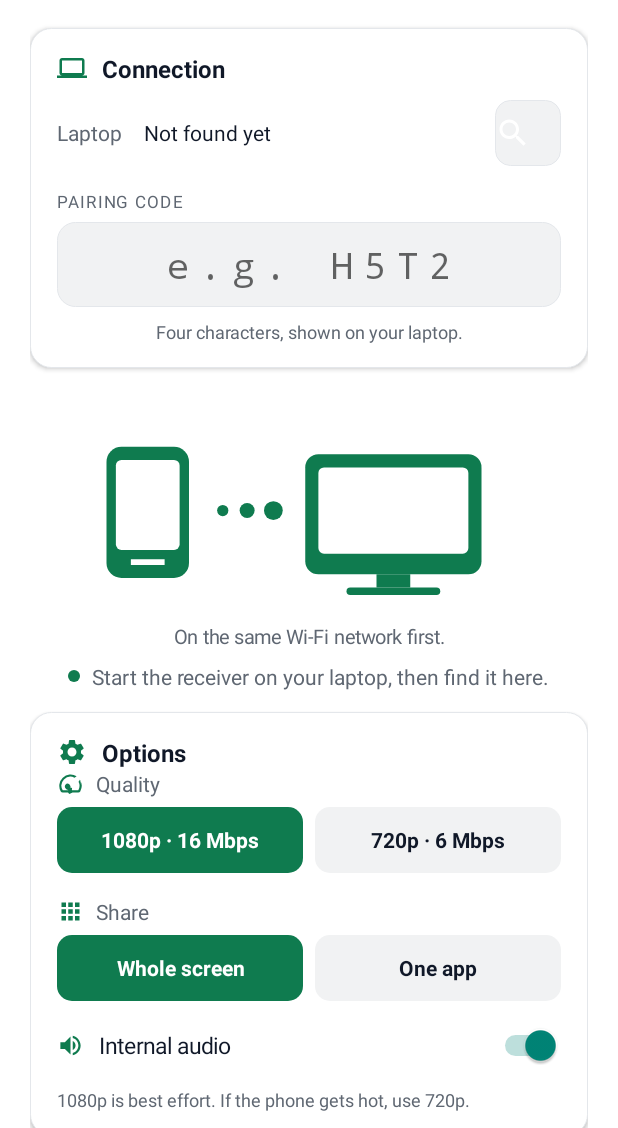
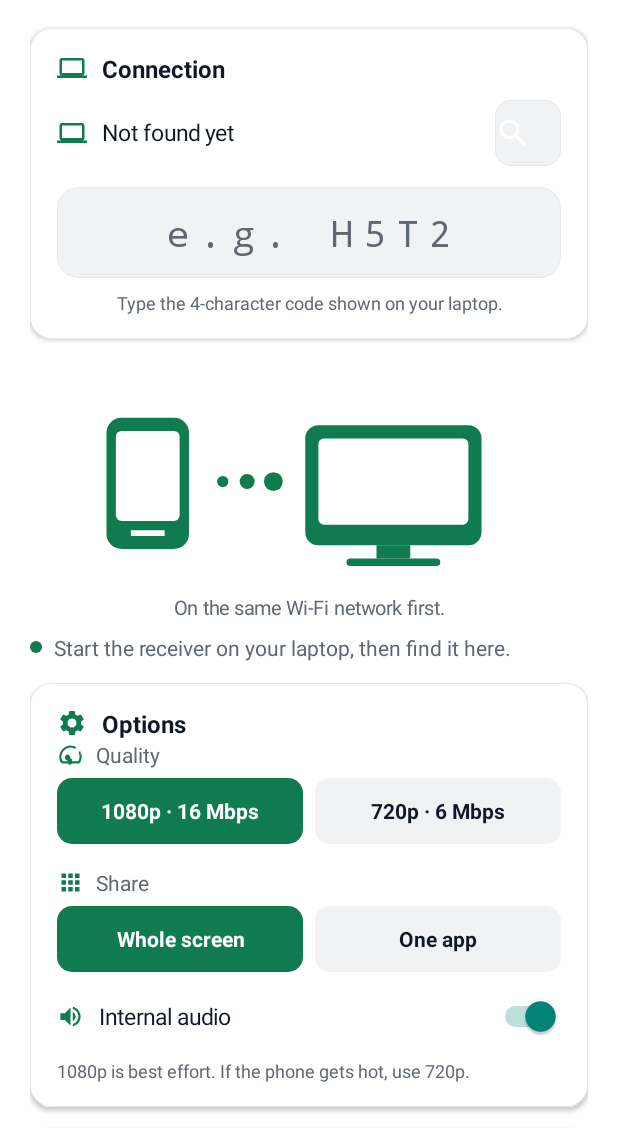
Before and after one commit to devkecelup/viewgo, an Android app: the screen it shows after launch (MainActivity), on a phone screen of 412 x 824 dp, the part 108-1236 px from its top. Run offline under Robolectric (Android 15) with nearby library versions, the phone set to English and light mode, and no system bars.

Commit message:
Transparent icon background, red Stop controls, de-form the Android connection card

```diff
--- a/android/app/build.gradle.kts
+++ b/android/app/build.gradle.kts
@@ -11,8 +11,8 @@ android {
         applicationId = "dev.viewgo"
         minSdk = 29
         targetSdk = 35
-        versionCode = 11
-        versionName = "0.3.9"
+        versionCode = 12
+        versionName = "0.3.10"
     }
 
     buildTypes {
--- a/android/app/src/main/java/dev/viewgo/MainActivity.kt
+++ b/android/app/src/main/java/dev/viewgo/MainActivity.kt
@@ -203,14 +203,14 @@ class MainActivity : Activity() {
             )
         }
 
-    private fun paintButton(button: Button, filled: Boolean, iconRes: Int) {
+    private fun paintButton(button: Button, filled: Boolean, iconRes: Int, fill: String = C_ACCENT) {
         button.gravity = Gravity.CENTER
         button.setCompoundDrawablesWithIntrinsicBounds(iconRes, 0, 0, 0)
         button.compoundDrawablePadding = dp(8)
         button.background = GradientDrawable().apply {
             cornerRadius = dp(12).toFloat()
             if (filled) {
-                setColor(Color.parseColor(C_ACCENT))
+                setColor(Color.parseColor(fill))
                 setStroke(0, Color.TRANSPARENT)
             } else {
                 setColor(Color.parseColor(C_BG))
@@ -249,12 +249,17 @@ class MainActivity : Activity() {
     private fun cardGap(): LinearLayout.LayoutParams =
         LinearLayout.LayoutParams(ViewGroup.LayoutParams.MATCH_PARENT, ViewGroup.LayoutParams.WRAP_CONTENT)
 
-    /** One primary button that changes with state: green Start with a play glyph, outlined Stop. */
+    /** One primary button that changes with state: green Start with a play glyph, red Stop. */
     private fun setMirroring(on: Boolean) {
         mirroring = on
         if (!::primaryButton.isInitialized) return
         primaryButton.text = if (on) "Stop mirroring" else "Start mirroring"
-        paintButton(primaryButton, !on, if (on) R.drawable.ic_stop else R.drawable.ic_play)
+        paintButton(
+            primaryButton,
+            true,
+            if (on) R.drawable.ic_stop else R.drawable.ic_play,
+            if (on) C_ERROR else C_ACCENT,
+        )
     }
 
     override fun onCreate(savedInstanceState: Bundle?) {
@@ -320,23 +325,24 @@ class MainActivity : Activity() {
                 orientation = LinearLayout.HORIZONTAL
                 gravity = Gravity.CENTER_VERTICAL
                 addView(
-                    TextView(this@MainActivity).apply {
-                        text = "Laptop"
-                        textSize = 14f
-                        setTextColor(Color.parseColor(C_MUTED))
+                    ImageView(this@MainActivity).apply {
+                        setImageResource(R.drawable.ic_laptop)
+                        importantForAccessibility = View.IMPORTANT_FOR_ACCESSIBILITY_NO
                     },
-                    LinearLayout.LayoutParams(dp(58), ViewGroup.LayoutParams.WRAP_CONTENT),
+                    LinearLayout.LayoutParams(dp(20), dp(20)),
                 )
                 laptopStatus = TextView(this@MainActivity).apply {
                     text = "Not found yet"
-                    textSize = 14f
+                    textSize = 15f
                     setTextColor(Color.parseColor(C_INK))
                     maxLines = 2
                     ellipsize = android.text.TextUtils.TruncateAt.END
                 }
                 addView(
                     laptopStatus,
-                    LinearLayout.LayoutParams(0, ViewGroup.LayoutParams.WRAP_CONTENT, 1f),
+                    LinearLayout.LayoutParams(0, ViewGroup.LayoutParams.WRAP_CONTENT, 1f).apply {
+                        marginStart = dp(10)
+                    },
                 )
                 // The old full-width Find button became a 44dp icon button on the row.
                 val find = TextView(this@MainActivity).apply {
@@ -363,16 +369,8 @@ class MainActivity : Activity() {
                 ).apply { topMargin = dp(10) },
             )
 
-            // Code row
-            addView(
-                TextView(this@MainActivity).apply {
-                    text = "PAIRING CODE"
-                    textSize = 11f
-                    letterSpacing = 0.12f
-                    setTextColor(Color.parseColor(C_MUTED))
-                },
-                cardGap().apply { topMargin = dp(16) },
-            )
+            // The pairing code is one tile with a placeholder, not a labelled form field: the
+            // explanation lives below in a plain sentence.
             codeField = EditText(this@MainActivity).apply {
                 hint = "e.g. H5T2"
                 inputType = InputType.TYPE_CLASS_TEXT or InputType.TYPE_TEXT_FLAG_CAP_CHARACTERS
@@ -383,17 +381,18 @@ class MainActivity : Activity() {
                 gravity = Gravity.CENTER
                 textSize = 24f
                 setTextColor(Color.parseColor(C_INK))
+                setHintTextColor(Color.parseColor(C_MUTED))
                 background = GradientDrawable().apply {
-                    cornerRadius = dp(12).toFloat()
+                    cornerRadius = dp(14).toFloat()
                     setColor(Color.parseColor(C_SURFACE))
                     setStroke(dp(1), Color.parseColor(C_BORDER))
                 }
-                setPadding(dp(14), dp(12), dp(14), dp(12))
+                setPadding(dp(14), dp(14), dp(14), dp(14))
             }
-            addView(codeField, cardGap().apply { topMargin = dp(6) })
+            addView(codeField, cardGap().apply { topMargin = dp(14) })
             addView(
                 TextView(this@MainActivity).apply {
-                    text = "Four characters, shown on your laptop."
+                    text = "Type the 4-character code shown on your laptop."
                     textSize = 12f
                     setTextColor(Color.parseColor(C_MUTED))
                     gravity = Gravity.CENTER
@@ -445,10 +444,7 @@ class MainActivity : Activity() {
             }
             addView(
                 statusLabel,
-                LinearLayout.LayoutParams(
-                    ViewGroup.LayoutParams.WRAP_CONTENT,
-                    ViewGroup.LayoutParams.WRAP_CONTENT,
-                ),
+                LinearLayout.LayoutParams(0, ViewGroup.LayoutParams.WRAP_CONTENT, 1f),
             )
         }
         root.addView(statusRow, cardGap())
@@ -550,7 +546,7 @@ class MainActivity : Activity() {
         val host = selectedHost
         val code = normalizeCode(codeField.text.toString())
         if (host == null) {
-            setStatus("Find your laptop first.", error = true)
+            setStatus("Search for your laptop first.", error = true)
             laptopStatus.setTextColor(Color.parseColor(C_ERROR))
             return
         }
```
Also changed, not shown: 5 other files.
